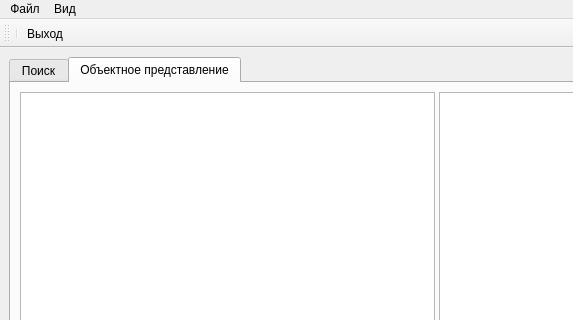
The window that mainwindow.ui (VladisGol/platon-accs) describes before a commit, drawn with Qt 5; both pictures show x 0 to 573 and y 0 to 320 of the 874 by 744 pixel window.
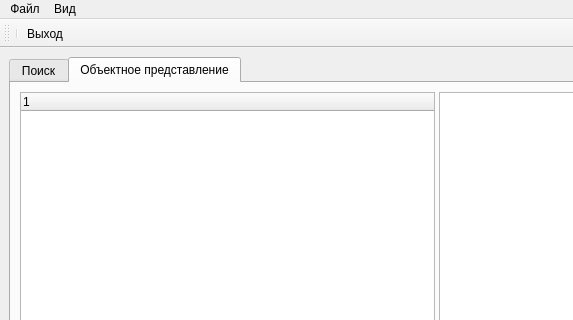
The same window after the commit. Icons and pictures are not drawn.

What changed in the file:
```diff
--- a/mainwindow.ui
+++ b/mainwindow.ui
@@ -40,7 +40,7 @@
           <property name="orientation" >
            <enum>Qt::Horizontal</enum>
           </property>
-          <widget class="QTreeView" name="treeView" />
+          <widget class="QTreeWidget" name="treeWidget" />
           <widget class="QSplitter" name="splitter" >
            <property name="orientation" >
             <enum>Qt::Vertical</enum>
```
Left out of the diff: 5 changed lines with no effect on the pictures.
